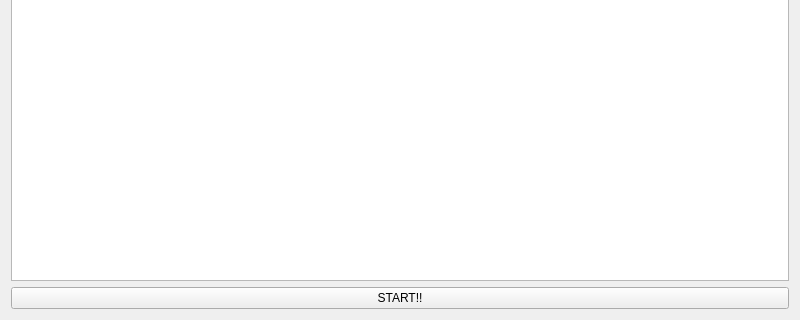
Before: the Qt Designer form Match-three/widget.ui in KatiaShauro/coursework, drawn with Qt 5; both pictures show x 0 to 800 and y 280 to 600 of the 800 by 600 pixel window.
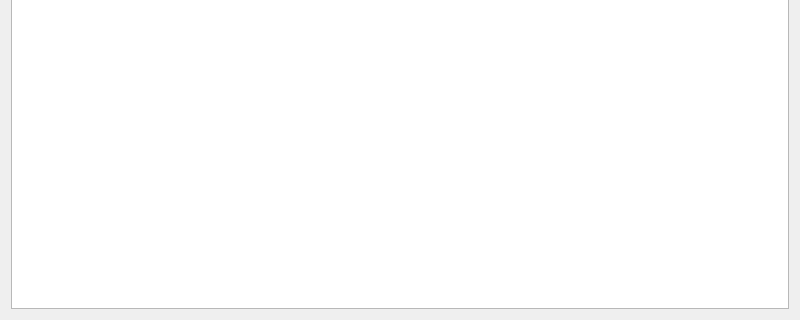
After: the same form once the commit is applied.

Diff of the .ui file:
```diff
--- a/Match-three/widget.ui
+++ b/Match-three/widget.ui
@@ -17,13 +17,6 @@
    <item>
     <widget class="QGraphicsView" name="graphicsView"/>
    </item>
-   <item>
-    <widget class="QPushButton" name="startButton">
-     <property name="text">
-      <string>START!!</string>
-     </property>
-    </widget>
-   </item>
   </layout>
  </widget>
  <resources/>
```
